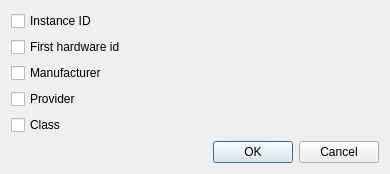
The window that columns.ui (gary-allitt/devine) describes before a commit, drawn with Qt 5.
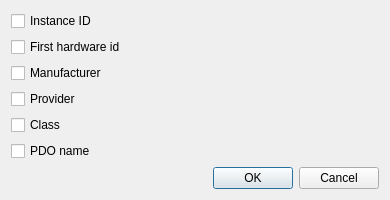
The same window after the commit.

Commit message: added pdo name column option

Diff of the .ui file:
```diff
--- a/columns.ui
+++ b/columns.ui
@@ -7,7 +7,7 @@
     <x>0</x>
     <y>0</y>
     <width>390</width>
-    <height>173</height>
+    <height>179</height>
    </rect>
   </property>
   <property name="windowTitle">
@@ -49,6 +49,13 @@
      </property>
     </widget>
    </item>
+   <item>
+    <widget class="QCheckBox" name="ckPDOName">
+     <property name="text">
+      <string>PDO name</string>
+     </property>
+    </widget>
+   </item>
    <item>
     <widget class="QDialogButtonBox" name="buttonBox">
      <property name="orientation">
```
The commit also changes 3 other files.
